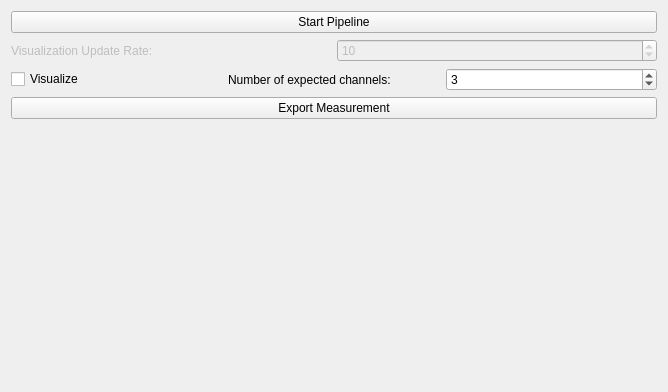
Old version of the form Plugins/org.mitk.gui.qt.igtlplugin/src/internal/OpenIGTLinkExampleControls.ui in the repository MITK/MITK.
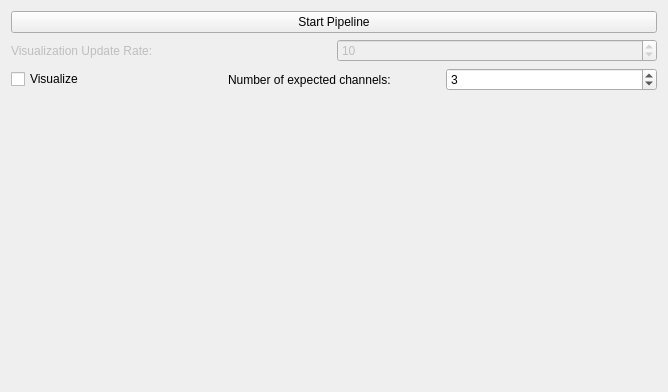
New version of the form.

Commit message: Added a new plugin OpenIGTLinkMeasurements which is used to perform the measurements

```diff
--- a/Plugins/org.mitk.gui.qt.igtlplugin/src/internal/OpenIGTLinkExampleControls.ui
+++ b/Plugins/org.mitk.gui.qt.igtlplugin/src/internal/OpenIGTLinkExampleControls.ui
@@ -81,13 +81,6 @@
        </item>
       </layout>
      </item>
-     <item>
-      <widget class="QPushButton" name="exportMeasurementsPushButton">
-       <property name="text">
-        <string>Export Measurement</string>
-       </property>
-      </widget>
-     </item>
      <item>
       <spacer name="spacer2">
        <property name="orientation">
```
The commit also changes 9 other files.
